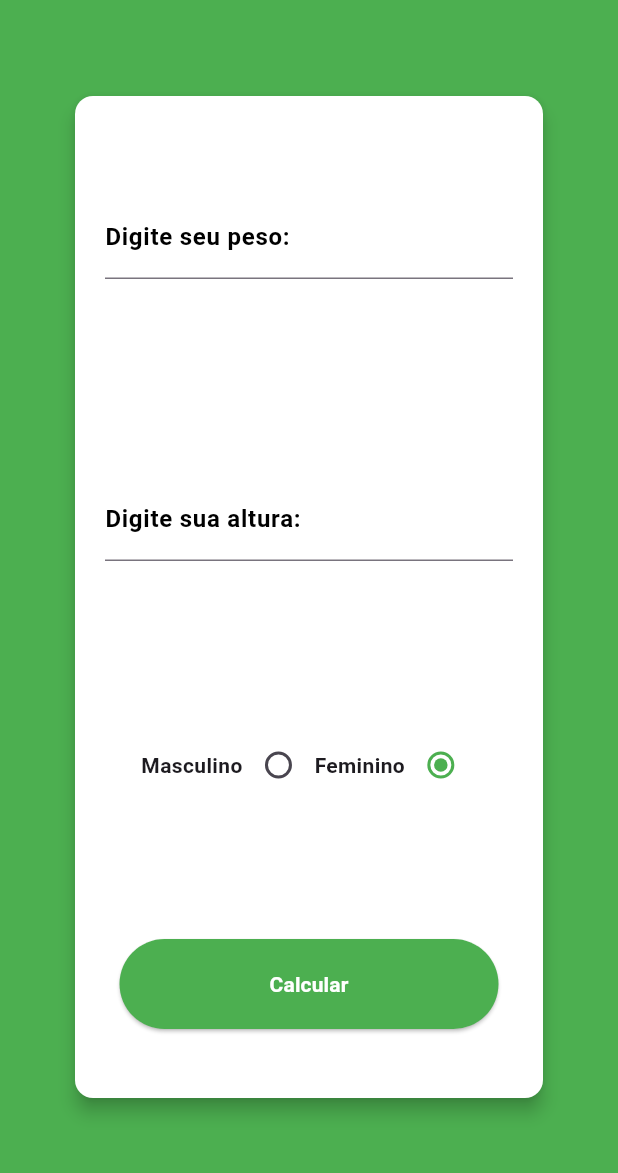
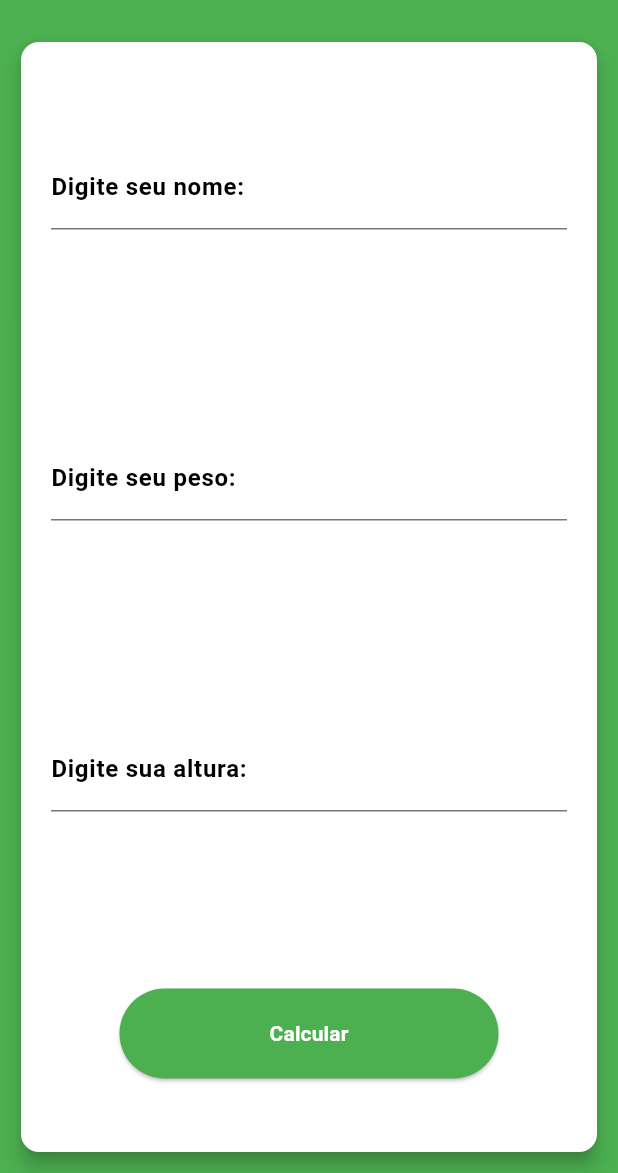
Before and after one commit to eryckfrzz/calculadora_imc, a Flutter app: the screen it shows after launch, on a phone screen of 412 x 824 dp, the part 63-1236 px from its top. Run offline on Flutter 3.47's test engine with Material 3 defaults, Android fonts, the phone set to English and light mode, and no system bars.

Commit message:
feat: criação da lógica e finalização da página de resultado
criação da class de informações e passagem de argumentos entre telas.

```diff
--- a/lib/app_widget.dart
+++ b/lib/app_widget.dart
@@ -1,4 +1,5 @@
 import 'package:calculadora_imc/screens/home_page.dart';
+import 'package:calculadora_imc/screens/result_page.dart';
 import 'package:flutter/material.dart';
 
 class MyApp extends StatelessWidget {
@@ -10,6 +11,7 @@ class MyApp extends StatelessWidget {
       initialRoute: '/',
       routes: {
         '/': (context) => HomePage(),
+        '/result': (context) => ResultPage()
       }
     );
   }
--- a/lib/features/generos.dart
+++ /dev/null
@@ -1,5 +0,0 @@
-enum Generos {
-  Masculino,
-  Feminino,
-  Outro
-}
--- a/lib/screens/home_page.dart
+++ b/lib/screens/home_page.dart
@@ -1,4 +1,4 @@
-import 'package:calculadora_imc/features/generos.dart';
+import 'package:calculadora_imc/features/logic/imc_calc.dart';
 import 'package:flutter/material.dart';
 
 class HomePage extends StatefulWidget {
@@ -11,11 +11,12 @@ class HomePage extends StatefulWidget {
 class _HomePageState extends State<HomePage> {
   double peso = 0.0;
   double altura = 0.0;
-  Generos genero = Generos.Feminino;
+  String nome = '';
 
   @override
   Widget build(BuildContext context) {
     return MaterialApp(
+      debugShowCheckedModeBanner: false,
       home: Scaffold(
         appBar: AppBar(
           title: const Center(
@@ -30,14 +31,36 @@ class _HomePageState extends State<HomePage> {
           backgroundColor: Colors.green,
         ),
         body: Padding(
-          padding: const EdgeInsets.all(30.0),
+          padding: const EdgeInsets.all(10.0),
           child: Card(
             elevation: 5,
-            margin: const EdgeInsets.all(20),
             color: Colors.white,
             child: Column(
               mainAxisAlignment: MainAxisAlignment.spaceAround,
               children: [
+                Padding(
+                  padding: const EdgeInsets.all(20.0),
+                  child: TextField(
+                    decoration: const InputDecoration(
+                      focusedBorder: OutlineInputBorder(
+                        borderSide: BorderSide(color: Colors.green),
+                      ),
+                      disabledBorder: OutlineInputBorder(
+                        borderSide: BorderSide(color: Colors.green),
+                      ),
+                      label: Text(
+                        'Digite seu nome:',
+                        style: TextStyle(
+                          color: Colors.black,
+                          fontWeight: FontWeight.bold,
+                        ),
+                      ),
+                    ),
+                    onChanged: (text) {
+                      nome = text;
+                    },
+                  ),
+                ),
                 Padding(
                   padding: const EdgeInsets.all(20.0),
                   child: TextField(
@@ -57,7 +80,7 @@ class _HomePageState extends State<HomePage> {
                       ),
                     ),
                     onChanged: (text) {
-                      peso = text as double;
+                      peso = double.parse(text);
                     },
                   ),
                 ),
@@ -78,55 +101,23 @@ class _HomePageState extends State<HomePage> {
                       ),
                     ),
                     onChanged: (text) {
-                      altura = text as double;
+                      altura = double.parse(text);
                     },
                   ),
                 ),
-                Row(
-                  mainAxisAlignment: MainAxisAlignment.center,
-                  children: [
-                    const Text(
-                      'Masculino',
-                      style: TextStyle(
-                        fontWeight: FontWeight.bold,
-                      ),
-                    ),
-                    Radio(
-                      value: Generos.Masculino,
-                      groupValue: genero,
-                      onChanged: (generoSelecionado) {
-                        setState(
-                          () {
-                            genero = generoSelecionado!;
-                          },
-                        );
-                      },
-                      activeColor: Colors.green,
-                    ),
-                    const Text('Feminino', style: TextStyle(
-                        fontWeight: FontWeight.bold,
-                      ),),
-                    Radio(
-                      value: Generos.Feminino,
-                      groupValue: genero,
-                      onChanged: (generoSelecionado) {
-                        setState(
-                          () {
-                            genero = generoSelecionado!;
-                          },
-                        );
-                      },
-                      activeColor: Colors.green,
-                    ),
-                  ],
-                ),
                 ElevatedButton(
-                  onPressed: () {},
+                  onPressed: () {
+                    Navigator.pushNamed(
+                      context,
+                      '/result',
+                      arguments: Informacoes(peso, altura, nome),
+                    );
+                  },
                   style: ElevatedButton.styleFrom(
                     backgroundColor: Colors.green,
-                    padding: EdgeInsets.fromLTRB(100, 20, 100, 20),
+                    padding: const EdgeInsets.fromLTRB(100, 20, 100, 20),
                   ),
-                  child: Text(
+                  child: const Text(
                     'Calcular',
                     style: TextStyle(
                       fontWeight: FontWeight.bold,
```
Also changed, not shown: lib/features/logic/imc_calc.dart (added, +31 -0 lines), lib/screens/result_page.dart (added, +69 -0 lines).
